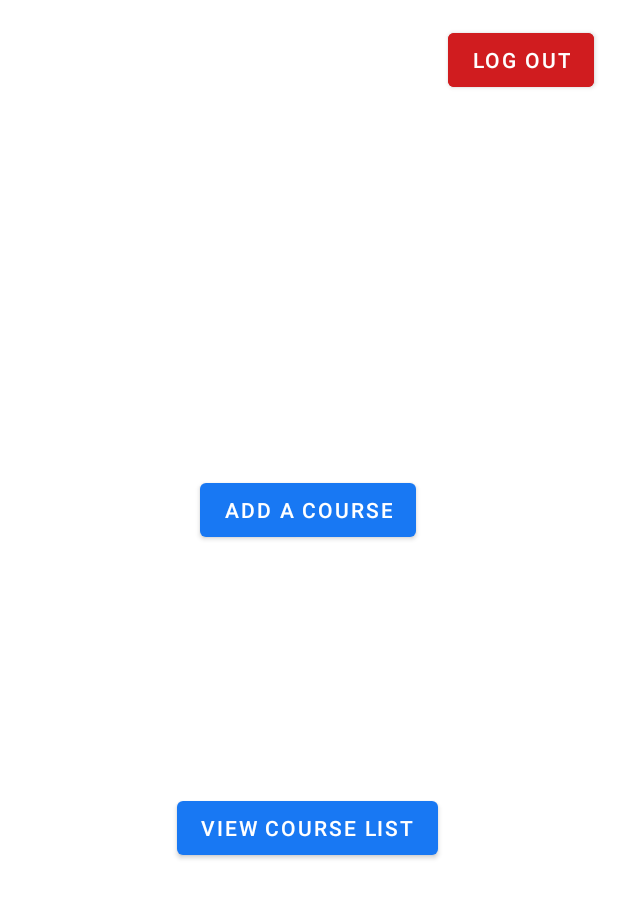
After one commit to YimoShen-86/CSCB07-Project, an Android app: the layout activity_admin_pg.xml on its own in the app's theme, with its tools: preview values and no code run, on a phone screen of 412 x 824 dp. The commit adds this screen. Shown: the top 898 px of the screen. Run offline under Robolectric (Android 15) with nearby library versions, the phone set to English and light mode, and no system bars.

Commit message:
Add addCourse & viewCourseList feature (not finished) Change utorid to student number in student sign up fix the bug that student can log in as Admin By Mianli Wang

```diff
--- a/app/src/main/java/com/example/loginpage/Student.java
+++ b/app/src/main/java/com/example/loginpage/Student.java
@@ -4,16 +4,16 @@ import java.util.ArrayList;
 import java.util.List;
 
 public class Student {
-    public String fullName, utorid, email;
+    public String fullName, studentNumber, email;
     public List<String> taken; // taken courses
     public Student(){
         taken = new ArrayList<>();
     }
 
-    public Student(String fullName, String utorid, String email) {
+    public Student(String fullName, String studentNumber, String email) {
         this();
         this.fullName = fullName;
-        this.utorid = utorid;
+        this.studentNumber = studentNumber;
         this.email = email;
     }
 
--- a/app/src/main/java/com/example/loginpage/StudentLoginPg.java
+++ b/app/src/main/java/com/example/loginpage/StudentLoginPg.java
@@ -27,7 +27,6 @@ public class StudentLoginPg extends AppCompatActivity implements View.OnClickLis
     private Button logIn;
 
     private ProgressBar progressBar;
-
     private StudentLoginPresenter presenter;
 
     @Override
@@ -91,7 +90,6 @@ public class StudentLoginPg extends AppCompatActivity implements View.OnClickLis
         }
 
         progressBar.setVisibility(View.VISIBLE);
-
         presenter.login(email, password);
     }
 
@@ -104,6 +102,6 @@ public class StudentLoginPg extends AppCompatActivity implements View.OnClickLis
 
     public void displayError(){
         progressBar.setVisibility(View.GONE);
-        Toast.makeText(StudentLoginPg.this, "Sorry, unable to login! Pl;ease try again", Toast.LENGTH_LONG).show();
+        Toast.makeText(StudentLoginPg.this, "Sorry, unable to login! Please try again", Toast.LENGTH_LONG).show();
     }
 }
--- /dev/null
+++ b/app/src/main/res/layout/activity_admin_pg.xml
@@ -0,0 +1,40 @@
+<?xml version="1.0" encoding="utf-8"?>
+<androidx.constraintlayout.widget.ConstraintLayout xmlns:android="http://schemas.android.com/apk/res/android"
+    xmlns:app="http://schemas.android.com/apk/res-auto"
+    xmlns:tools="http://schemas.android.com/tools"
+    android:layout_width="match_parent"
+    android:layout_height="match_parent"
+    tools:context=".AdminPg">
+
+    <Button
+        android:id="@+id/addCourse"
+        android:layout_width="wrap_content"
+        android:layout_height="wrap_content"
+        android:layout_marginTop="316dp"
+        android:text="Add a course"
+        app:layout_constraintEnd_toEndOf="@+id/viewCourseList"
+        app:layout_constraintStart_toStartOf="@+id/viewCourseList"
+        app:layout_constraintTop_toTopOf="parent" />
+
+    <Button
+        android:id="@+id/viewCourseList"
+        android:layout_width="wrap_content"
+        android:layout_height="wrap_content"
+        android:layout_marginBottom="248dp"
+        android:text="View Course List"
+        app:layout_constraintBottom_toBottomOf="parent"
+        app:layout_constraintEnd_toEndOf="parent"
+        app:layout_constraintHorizontal_bias="0.497"
+        app:layout_constraintStart_toStartOf="parent" />
+
+    <Button
+        android:id="@+id/logOut"
+        android:layout_width="wrap_content"
+        android:layout_height="wrap_content"
+        android:layout_marginTop="16dp"
+        android:layout_marginEnd="16dp"
+        android:backgroundTint="@color/red"
+        android:text="Log Out"
+        app:layout_constraintEnd_toEndOf="parent"
+        app:layout_constraintTop_toTopOf="parent" />
+</androidx.constraintlayout.widget.ConstraintLayout>
--- a/app/src/main/res/layout/activity_register_user.xml
+++ b/app/src/main/res/layout/activity_register_user.xml
@@ -34,12 +34,12 @@
         app:layout_constraintTop_toBottomOf="@+id/signUp" />
 
     <EditText
-        android:id="@+id/utorid"
+        android:id="@+id/studentNumber"
         android:layout_width="370dp"
         android:layout_height="wrap_content"
         android:layout_marginTop="20dp"
         android:ems="10"
-        android:hint="Utorid"
+        android:hint="Student Number"
         android:inputType="text"
         android:textSize="30sp"
         app:layout_constraintEnd_toEndOf="parent"
@@ -57,7 +57,7 @@
         android:textSize="30sp"
         app:layout_constraintEnd_toEndOf="parent"
         app:layout_constraintStart_toStartOf="parent"
-        app:layout_constraintTop_toBottomOf="@+id/utorid" />
+        app:layout_constraintTop_toBottomOf="@+id/studentNumber" />
 
     <EditText
         android:id="@+id/password"
--- a/app/src/main/res/values/colors.xml
+++ b/app/src/main/res/values/colors.xml
@@ -7,4 +7,5 @@
     <color name="teal_700">#FF018786</color>
     <color name="black">#FF000000</color>
     <color name="white">#FFFFFFFF</color>
+    <color name="red">#D01C1F</color>
 </resources>
```
Also changed, not shown: app/src/main/AndroidManifest.xml (+21 -0 lines), app/src/main/java/com/example/loginpage/AdminAddCourse.java (added, +14 -0 lines), app/src/main/java/com/example/loginpage/AdminCourseList.java (added, +14 -0 lines), app/src/main/java/com/example/loginpage/AdminLoginPg.java (+13 -15 lines), app/src/main/java/com/example/loginpage/AdminLoginPresenter.java (added, +23 -0 lines), app/src/main/java/com/example/loginpage/AdminPg.java (+38 -1 lines), app/src/main/java/com/example/loginpage/FireBaseModel.java (+8 -6 lines), app/src/main/java/com/example/loginpage/RegisterUser.java (+10 -10 lines), app/src/main/res/layout/activity_admin_add_course.xml (added, +9 -0 lines), app/src/main/res/layout/activity_admin_course_list.xml (added, +18 -0 lines), 1 other file.
